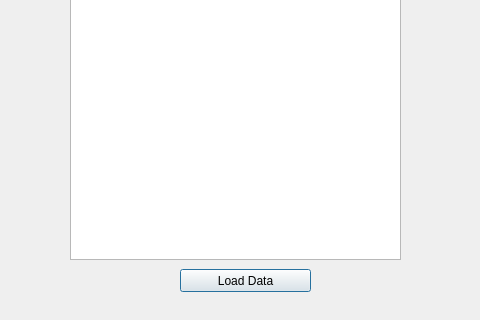
This is show_result_1.ui in player62/Date-Manger as Qt 5 draws it before an edit; both pictures show x 380 to 860 and y 161 to 481 of the 1252 by 481 pixel window. The edited form follows.
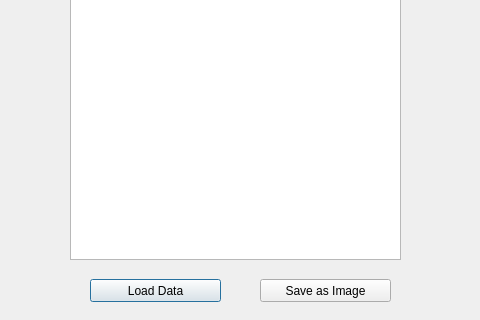
This is the edited form.

Commit message: ui디자인 "해 줘"

Diff of the .ui file:
```diff
--- a/show_result_1.ui
+++ b/show_result_1.ui
@@ -26,8 +26,8 @@
   <widget class="QPushButton" name="loadData_button">
    <property name="geometry">
     <rect>
-     <x>560</x>
-     <y>430</y>
+     <x>470</x>
+     <y>440</y>
      <width>131</width>
      <height>23</height>
     </rect>
@@ -56,6 +56,19 @@
     </rect>
    </property>
   </widget>
+  <widget class="QPushButton" name="save_image_button">
+   <property name="geometry">
+    <rect>
+     <x>640</x>
+     <y>440</y>
+     <width>131</width>
+     <height>23</height>
+    </rect>
+   </property>
+   <property name="text">
+    <string>Save as Image</string>
+   </property>
+  </widget>
  </widget>
  <resources/>
  <connections/>
```
The commit also changes 2 other files.
